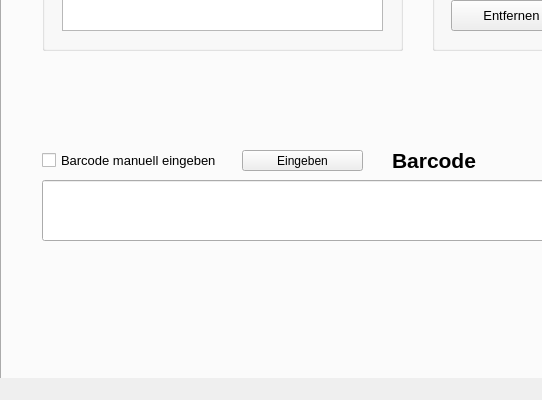
Above: mainwindow.ui from Psycl0p7/Projekt-2-Verleihsoftware before the change; both pictures show x 0 to 542 and y 266 to 666 of the 841 by 666 pixel window. Below: the same form after it.
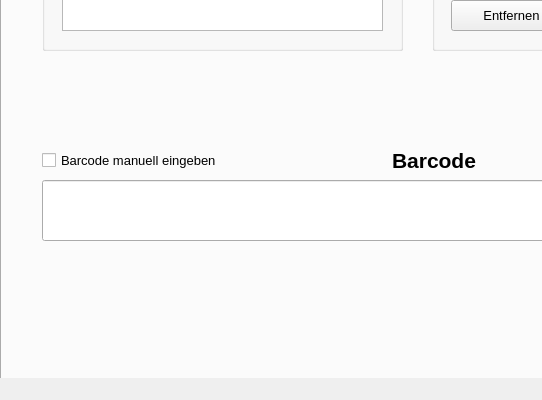
That is the form after the change.

Commit message: improved usabillity for barcode via scan and manual input

What changed in the file:
```diff
--- a/mainwindow.ui
+++ b/mainwindow.ui
@@ -436,19 +436,6 @@
        <string>Verleih bestätigen</string>
       </property>
      </widget>
-     <widget class="QPushButton" name="btnRentEnterManually">
-      <property name="geometry">
-       <rect>
-        <x>240</x>
-        <y>390</y>
-        <width>121</width>
-        <height>21</height>
-       </rect>
-      </property>
-      <property name="text">
-       <string>Eingeben</string>
-      </property>
-     </widget>
      <zorder>groupBox_2</zorder>
      <zorder>groupBox_3</zorder>
      <zorder>edtRentBarcode</zorder>
```
Left out of the diff: 1 changed line with no effect on the pictures. The commit also changes 2 other files.
